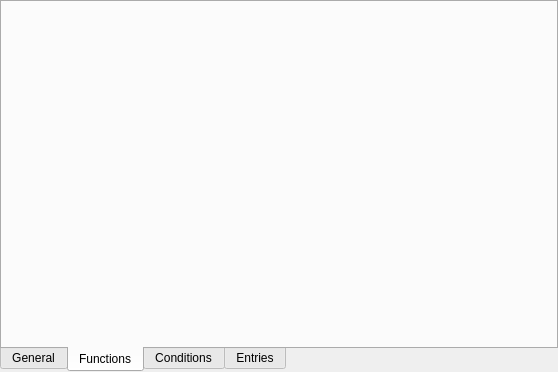
Qt form loottableentry.ui (IoeCmcomc/MCDatapacker) before a commit.
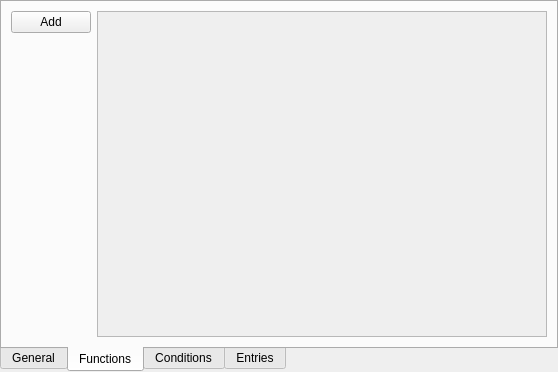
The same form after that commit. The open tabs and pages were chosen to show the change. Custom widgets are drawn as their Qt base class.

Commit message:
[Impl] Add JSON exporting feature to LootTableFunction
- Commit all uncommitted changes from last three commits.

What changed in the file:
```diff
--- a/loottableentry.ui
+++ b/loottableentry.ui
@@ -238,6 +238,45 @@
    <attribute name="title">
     <string>Functions</string>
    </attribute>
+   <layout class="QGridLayout" name="gridLayout_5">
+    <item row="0" column="0">
+     <widget class="QPushButton" name="addFunctButton">
+      <property name="text">
+       <string>Add</string>
+      </property>
+     </widget>
+    </item>
+    <item row="0" column="1" rowspan="2">
+     <widget class="QScrollArea" name="functionsArea">
+      <property name="widgetResizable">
+       <bool>true</bool>
+      </property>
+      <widget class="QWidget" name="functionsContainer">
+       <property name="geometry">
+        <rect>
+         <x>0</x>
+         <y>0</y>
+         <width>433</width>
+         <height>324</height>
+        </rect>
+       </property>
+      </widget>
+     </widget>
+    </item>
+    <item row="1" column="0">
+     <spacer name="verticalSpacer_3">
+      <property name="orientation">
+       <enum>Qt::Vertical</enum>
+      </property>
+      <property name="sizeHint" stdset="0">
+       <size>
+        <width>20</width>
+        <height>291</height>
+       </size>
+      </property>
+     </spacer>
+    </item>
+   </layout>
   </widget>
   <widget class="QWidget" name="condtions">
    <attribute name="title">
```
Left out of the diff: 2 changed lines with no effect on the pictures. The commit also changes 33 other files.
